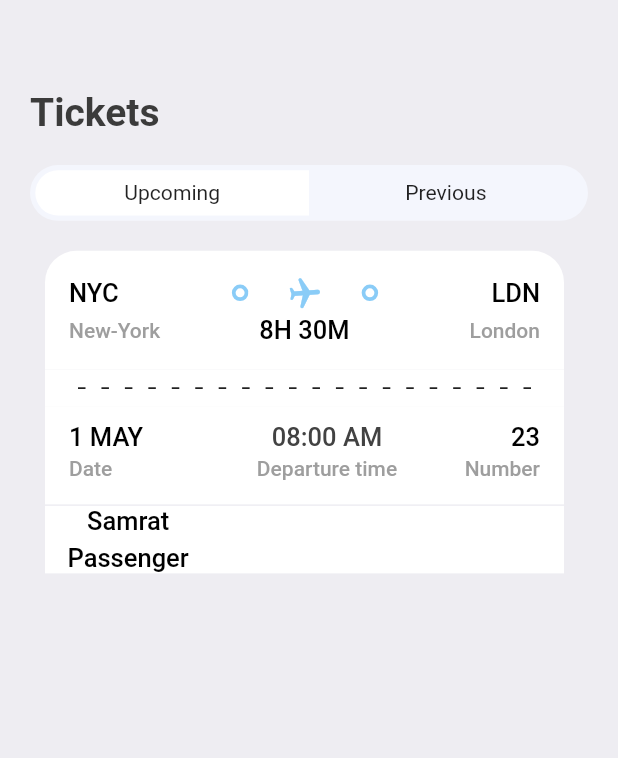
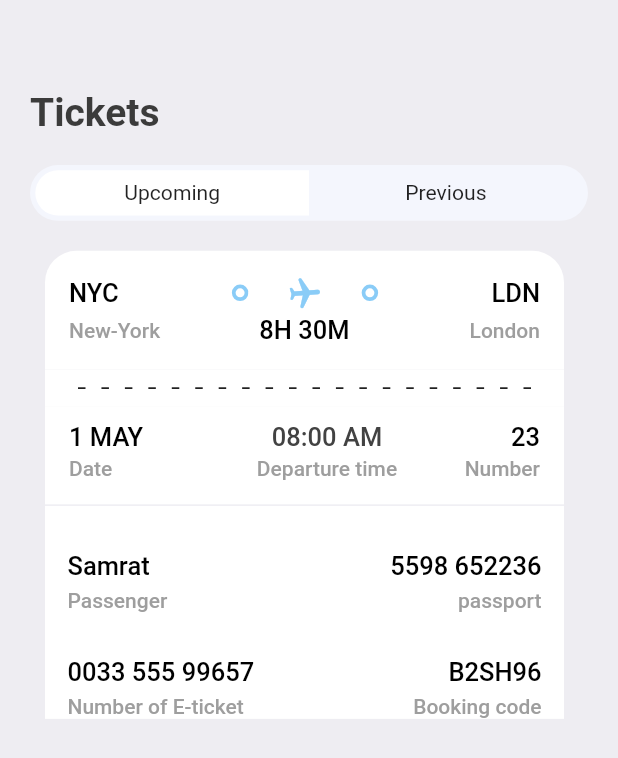
Before and after one commit to its-asaduzzaman/air_ticket_flutter, a Flutter app: the TicketScreen screen opened directly, on a phone screen of 412 x 824 dp. Shown: the top 758 px of the screen. Run offline on Flutter 3.47's test engine with Material 2 defaults, Android fonts, the phone set to English and light mode, and no system bars; our stand-ins replace fluentui_icons, gap, get.

Commit message:
update ticketScreen ui

```diff
--- a/lib/screens/ticket_screen.dart
+++ b/lib/screens/ticket_screen.dart
@@ -46,13 +46,39 @@ class TicketScreen extends StatelessWidget {
                     color: Colors.white,
                   ),
                   child: Column(
+                    crossAxisAlignment: CrossAxisAlignment.start,
                     children: [
+                      Gap(AppLayout.getHeight(30)),
                       Row(
+                        mainAxisAlignment: MainAxisAlignment.spaceBetween,
                         children: [
                           AppColumnLayout(
                             firstText: "Samrat",
                             secondText: "Passenger",
-                          )
+                          ),
+                          Gap(AppLayout.getHeight(30)),
+                          AppColumnLayout(
+                            firstText: "5598 652236",
+                            secondText: "passport",
+                            isLeft: false,
+                          ),
+                        ],
+                      ),
+                      Gap(AppLayout.getHeight(30)),
+                      Row(
+                        mainAxisAlignment: MainAxisAlignment.spaceBetween,
+                        children: [
+                          AppColumnLayout(
+                            firstText: "0033 555 99657",
+                            secondText: "Number of E-ticket",
+                            isLeft: true,
+                          ),
+                          Gap(AppLayout.getHeight(30)),
+                          AppColumnLayout(
+                            firstText: "B2SH96",
+                            secondText: "Booking code",
+                            isLeft: false,
+                          ),
                         ],
                       )
                     ],
--- a/lib/widgets/column_layout.dart
+++ b/lib/widgets/column_layout.dart
@@ -7,14 +7,20 @@ import '../utils/app_style.dart';
 class AppColumnLayout extends StatelessWidget {
   final String firstText;
   final String secondText;
+  final bool? isLeft;
 
   const AppColumnLayout(
-      {Key? key, required this.firstText, required this.secondText})
+      {Key? key,
+      required this.firstText,
+      required this.secondText,
+      this.isLeft = true})
       : super(key: key);
 
   @override
   Widget build(BuildContext context) {
     return Column(
+      crossAxisAlignment:
+          isLeft == true ? CrossAxisAlignment.start : CrossAxisAlignment.end,
       children: [
         Text(
           firstText,
@@ -23,7 +29,7 @@ class AppColumnLayout extends StatelessWidget {
         Gap(AppLayout.getHeight(5)),
         Text(
           secondText,
-          style: Styles.headLineStyle3.copyWith(color: Colors.black),
+          style: Styles.headLineStyle4,
         ),
       ],
     );
```
